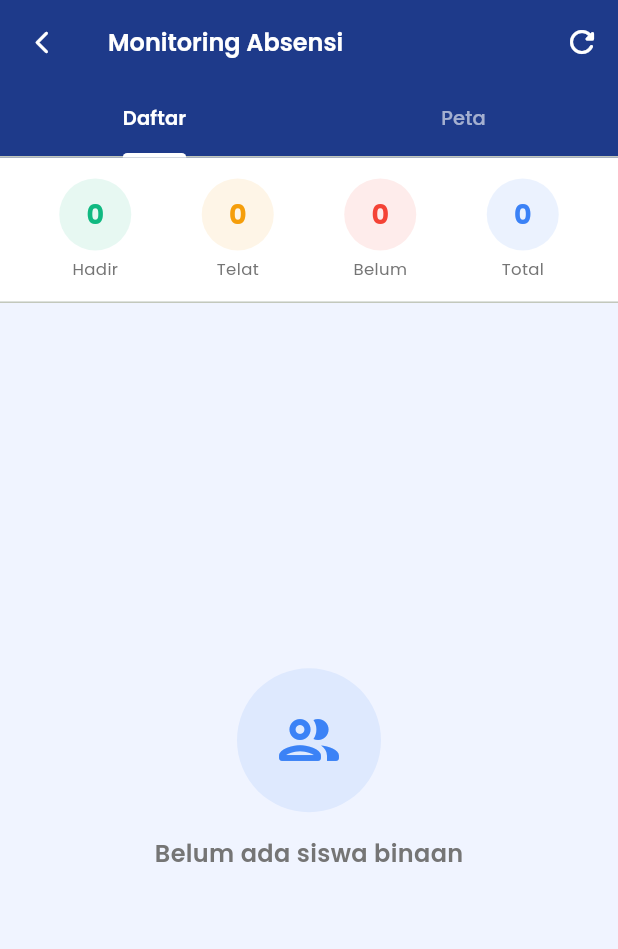
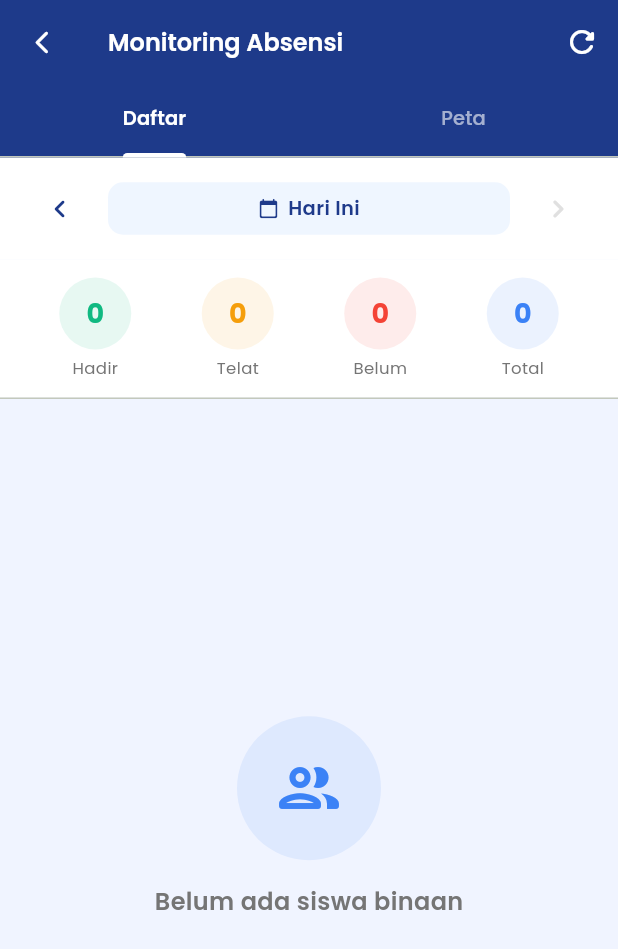
Before and after one commit to ehan122s/sisfo, a Flutter app: the TeacherAttendanceMonitorScreen screen opened by its route, on a phone screen of 412 x 824 dp. Shown: the top 949 px of the screen. Run offline on Flutter 3.47's test engine with Material 3 defaults, Android fonts, the phone set to English and light mode, and no system bars; our stand-ins replace cached_network_image, connectivity_plus, device_info_plus, flutter_image_compress, flutter_map, flutter_riverpod and 13 more; missing offline and left inert: dart:js_interop, excel; accounts and stored records are empty.

Commit message:
filter absensi per tanggal di monitoring absensi teacher

```diff
--- a/lib/src/features/teacher/data/teacher_repository.dart
+++ b/lib/src/features/teacher/data/teacher_repository.dart
@@ -15,26 +15,22 @@ class TeacherRepository {
         .select()
         .eq('teacher_id', teacherId)
         .order('full_name');
-
     return List<Map<String, dynamic>>.from(response);
   }
 
-  // 2. Get Pending Journals — FIX: filter by student_id, pakai kolom actual
+  // 2. Get Pending Journals
   Future<List<Map<String, dynamic>>> getPendingJournals(
     String teacherId,
   ) async {
     final students = await getManagedStudents(teacherId);
     if (students.isEmpty) return [];
-
     final studentIds = students.map((s) => s['student_id']).toList();
-
     final response = await _supabase
         .from('daily_journals')
         .select('*, profiles!inner(full_name, avatar_url)')
         .inFilter('student_id', studentIds)
         .eq('is_approved', false)
         .order('created_at', ascending: true);
-
     return List<Map<String, dynamic>>.from(response);
   }
 
@@ -50,21 +46,26 @@ class TeacherRepository {
         .eq('id', journalId);
   }
 
-  // 4. Get Managed Students Attendance (Today)
+  // 4. Get Managed Students Attendance by Date
   Future<List<Map<String, dynamic>>> getManagedStudentsAttendance(
-    String teacherId,
-  ) async {
+    String teacherId, {
+    DateTime? date,
+  }) async {
     final students = await getManagedStudents(teacherId);
     if (students.isEmpty) return [];
 
     final studentIds = students.map((s) => s['student_id']).toList();
-    final today = DateTime.now().toIso8601String().split('T')[0];
+
+    // Pakai kolom date (sudah lokal WIB) bukan created_at (UTC)
+    final now = date ?? DateTime.now().toLocal();
+    final targetDate =
+        '${now.year}-${now.month.toString().padLeft(2, '0')}-${now.day.toString().padLeft(2, '0')}';
 
     final logsResponse = await _supabase
         .from('attendance_logs')
         .select()
         .inFilter('student_id', studentIds)
-        .gte('created_at', '$today 00:00:00')
+        .eq('date', targetDate)
         .order('created_at', ascending: false);
 
     final logs = List<Map<String, dynamic>>.from(logsResponse);
@@ -92,15 +93,12 @@ class TeacherRepository {
   Future<Map<String, int>> getTeacherStats(String teacherId) async {
     final students = await getManagedStudents(teacherId);
     final totalStudents = students.length;
-
     final journals = await getPendingJournals(teacherId);
     final pendingJournals = journals.length;
-
     final attendanceList = await getManagedStudentsAttendance(teacherId);
     final presentCount = attendanceList
         .where((s) => s['attendance_status'] == 'Hadir')
         .length;
-
     return {
       'total_students': totalStudents,
       'pending_journals': pendingJournals,
@@ -108,7 +106,7 @@ class TeacherRepository {
     };
   }
 
-  // 6. Get Attendance Report for Export (Current Month)
+  // 6. Get Attendance Report for Export
   Future<List<Map<String, dynamic>>> getAttendanceReportForExport(
     String teacherId, {
     int? month,
@@ -116,15 +114,12 @@ class TeacherRepository {
   }) async {
     final students = await getManagedStudents(teacherId);
     if (students.isEmpty) return [];
-
     final studentIds = students.map((s) => s['student_id']).toList();
     final now = DateTime.now();
     final m = month ?? now.month;
     final y = year ?? now.year;
-
     final startOfMonth = DateTime(y, m, 1).toIso8601String();
     final endOfMonth = DateTime(y, m + 1, 0).toIso8601String();
-
     final logsResponse = await _supabase
         .from('attendance_logs')
         .select()
@@ -132,9 +127,7 @@ class TeacherRepository {
         .gte('created_at', startOfMonth)
         .lte('created_at', '$endOfMonth 23:59:59')
         .order('created_at', ascending: false);
-
     final logs = List<Map<String, dynamic>>.from(logsResponse);
-
     List<Map<String, dynamic>> flattenedData = [];
     for (var log in logs) {
       final student = students.firstWhere(
@@ -145,7 +138,6 @@ class TeacherRepository {
         flattenedData.add({...student, ...log});
       }
     }
-
     return flattenedData;
   }
 
@@ -165,7 +157,6 @@ class TeacherRepository {
       month + 1,
       0,
     ).toIso8601String().split('T')[0];
-
     final response = await _supabase
         .from('attendance_logs')
         .select()
@@ -173,7 +164,6 @@ class TeacherRepository {
         .gte('created_at', '$startOfMonth 00:00:00')
         .lte('created_at', '$endOfMonth 23:59:59')
         .order('created_at', ascending: false);
-
     return List<Map<String, dynamic>>.from(response);
   }
 
@@ -193,7 +183,6 @@ class TeacherRepository {
       month + 1,
       0,
     ).toIso8601String().split('T')[0];
-
     final response = await _supabase
         .from('daily_journals')
         .select()
@@ -201,7 +190,6 @@ class TeacherRepository {
         .gte('created_at', '$startOfMonth 00:00:00')
         .lte('created_at', '$endOfMonth 23:59:59')
         .order('created_at', ascending: false);
-
     return List<Map<String, dynamic>>.from(response);
   }
 }
@@ -224,13 +212,14 @@ final pendingJournalsProvider =
       return ref.watch(teacherRepositoryProvider).getPendingJournals(user.id);
     });
 
-final managedAttendanceProvider =
-    FutureProvider.autoDispose<List<Map<String, dynamic>>>((ref) async {
+// Provider dengan parameter tanggal
+final managedAttendanceProvider = FutureProvider.autoDispose
+    .family<List<Map<String, dynamic>>, DateTime?>((ref, date) async {
       final user = ref.watch(authRepositoryProvider).currentUser;
       if (user == null) return [];
       return ref
           .watch(teacherRepositoryProvider)
-          .getManagedStudentsAttendance(user.id);
+          .getManagedStudentsAttendance(user.id, date: date);
     });
 
 final dashboardStatsProvider = FutureProvider.autoDispose<Map<String, int>>((
--- a/lib/src/features/teacher/presentation/teacher_attendance_monitor_screen.dart
+++ b/lib/src/features/teacher/presentation/teacher_attendance_monitor_screen.dart
@@ -3,6 +3,7 @@ import 'package:flutter_riverpod/flutter_riverpod.dart';
 import 'package:flutter_map/flutter_map.dart';
 import 'package:latlong2/latlong.dart';
 import 'package:google_fonts/google_fonts.dart';
+import 'package:intl/intl.dart';
 import '../data/teacher_repository.dart';
 
 class TeacherAttendanceMonitorScreen extends ConsumerStatefulWidget {
@@ -17,6 +18,7 @@ class _TeacherAttendanceMonitorScreenState
     extends ConsumerState<TeacherAttendanceMonitorScreen>
     with SingleTickerProviderStateMixin {
   late TabController _tabController;
+  DateTime _selectedDate = DateTime.now();
 
   @override
   void initState() {
@@ -30,7 +32,34 @@ class _TeacherAttendanceMonitorScreenState
     super.dispose();
   }
 
-  // ── Fullscreen Image Viewer ───────────────────────────────────────────────
+  Future<void> _pickDate() async {
+    final picked = await showDatePicker(
+      context: context,
+      initialDate: _selectedDate,
+      firstDate: DateTime(2024),
+      lastDate: DateTime.now(),
+      builder: (context, child) => Theme(
+        data: Theme.of(context).copyWith(
+          colorScheme: const ColorScheme.light(
+            primary: Color(0xFF1E3A8A),
+            onPrimary: Colors.white,
+            surface: Colors.white,
+          ),
+        ),
+        child: child!,
+      ),
+    );
+    if (picked != null && picked != _selectedDate) {
+      setState(() => _selectedDate = picked);
+    }
+  }
+
+  bool get _isToday {
+    final now = DateTime.now();
+    return _selectedDate.year == now.year &&
+        _selectedDate.month == now.month &&
+        _selectedDate.day == now.day;
+  }
 
   void _showFullImage(BuildContext context, String imageUrl) {
     Navigator.of(context).push(
@@ -67,7 +96,10 @@ class _TeacherAttendanceMonitorScreenState
 
   @override
   Widget build(BuildContext context) {
-    final attendanceAsync = ref.watch(managedAttendanceProvider);
+    final attendanceAsync = ref.watch(managedAttendanceProvider(_selectedDate));
+    final dateLabel = _isToday
+        ? 'Hari Ini'
+        : DateFormat('EEE, dd MMM yyyy', 'id_ID').format(_selectedDate);
 
     return Scaffold(
       backgroundColor: const Color(0xFFF0F4FF),
@@ -93,7 +125,8 @@ class _TeacherAttendanceMonitorScreenState
         actions: [
           IconButton(
             icon: const Icon(Icons.refresh_rounded, color: Colors.white),
-            onPressed: () => ref.refresh(managedAttendanceProvider),
+            onPressed: () =>
+                ref.refresh(managedAttendanceProvider(_selectedDate)),
           ),
         ],
         bottom: TabBar(
@@ -131,11 +164,93 @@ class _TeacherAttendanceMonitorScreenState
 
           return Column(
             children: [
-              // ── Summary ────────────────────────────────────────────────
+              // ── Date Picker Bar ───────────────────────────────────────
               Container(
                 color: Colors.white,
                 padding: const EdgeInsets.symmetric(
-                  vertical: 14,
+                  horizontal: 16,
+                  vertical: 10,
+                ),
+                child: Row(
+                  children: [
+                    // Prev day
+                    IconButton(
+                      onPressed: () => setState(() {
+                        _selectedDate = _selectedDate.subtract(
+                          const Duration(days: 1),
+                        );
+                      }),
+                      icon: const Icon(
+                        Icons.chevron_left_rounded,
+                        color: Color(0xFF1E3A8A),
+                      ),
+                      padding: EdgeInsets.zero,
+                      constraints: const BoxConstraints(),
+                    ),
+                    const SizedBox(width: 8),
+                    // Date label — tap untuk date picker
+                    Expanded(
+                      child: GestureDetector(
+                        onTap: _pickDate,
+                        child: Container(
+                          padding: const EdgeInsets.symmetric(
+                            horizontal: 12,
+                            vertical: 8,
+                          ),
+                          decoration: BoxDecoration(
+                            color: const Color(0xFFEFF6FF),
+                            borderRadius: BorderRadius.circular(10),
+                          ),
+                          child: Row(
+                            mainAxisAlignment: MainAxisAlignment.center,
+                            children: [
+                              const Icon(
+                                Icons.calendar_today_rounded,
+                                size: 14,
+                                color: Color(0xFF1E3A8A),
+                              ),
+                              const SizedBox(width: 6),
+                              Text(
+                                dateLabel,
+                                style: GoogleFonts.poppins(
+                                  fontSize: 13,
+                                  fontWeight: FontWeight.w600,
+                                  color: const Color(0xFF1E3A8A),
+                                ),
+                              ),
+                            ],
+                          ),
+                        ),
+                      ),
+                    ),
+                    const SizedBox(width: 8),
+                    // Next day (disabled jika hari ini)
+                    IconButton(
+                      onPressed: _isToday
+                          ? null
+                          : () => setState(() {
+                              _selectedDate = _selectedDate.add(
+                                const Duration(days: 1),
+                              );
+                            }),
+                      icon: Icon(
+                        Icons.chevron_right_rounded,
+                        color: _isToday
+                            ? Colors.grey[300]
+                            : const Color(0xFF1E3A8A),
+                      ),
+                      padding: EdgeInsets.zero,
+                      constraints: const BoxConstraints(),
+                    ),
+                  ],
+                ),
+              ),
+
+              // ── Summary ───────────────────────────────────────────────
+              Container(
+                color: Colors.white,
+                padding: const EdgeInsets.symmetric(
+                  vertical: 12,
                   horizontal: 16,
                 ),
                 child: Row(
@@ -169,6 +284,7 @@ class _TeacherAttendanceMonitorScreenState
                 ),
               ),
               const Divider(height: 1),
+
               Expanded(
                 child: TabBarView(
                   controller: _tabController,
@@ -219,7 +335,8 @@ class _TeacherAttendanceMonitorScreenState
     }
 
     return RefreshIndicator(
-      onRefresh: () async => ref.refresh(managedAttendanceProvider),
+      onRefresh: () async =>
+          ref.refresh(managedAttendanceProvider(_selectedDate)),
       child: ListView.separated(
         padding: const EdgeInsets.all(16),
         itemCount: students.length,
@@ -581,7 +698,7 @@ class _TeacherAttendanceMonitorScreenState
                   ),
                   const SizedBox(height: 12),
                   Text(
-                    'Belum ada siswa\nyang absen hari ini',
+                    'Belum ada siswa\nyang absen pada tanggal ini',
                     textAlign: TextAlign.center,
                     style: GoogleFonts.poppins(
                       fontSize: 14,
@@ -624,7 +741,7 @@ class _TeacherAttendanceMonitorScreenState
     showModalBottomSheet(
       context: context,
       backgroundColor: Colors.transparent,
-      isScrollControlled: true, // fix overflow
+      isScrollControlled: true,
       builder: (context) => DraggableScrollableSheet(
         initialChildSize: 0.6,
         minChildSize: 0.4,
@@ -636,7 +753,6 @@ class _TeacherAttendanceMonitorScreenState
           ),
           child: Column(
             children: [
-              // Handle bar
               Container(
                 margin: const EdgeInsets.symmetric(vertical: 12),
                 width: 40,
@@ -646,7 +762,6 @@ class _TeacherAttendanceMonitorScreenState
                   borderRadius: BorderRadius.circular(2),
                 ),
               ),
-              // Header
               Padding(
                 padding: const EdgeInsets.symmetric(horizontal: 20),
                 child: Row(
@@ -714,7 +829,6 @@ class _TeacherAttendanceMonitorScreenState
               ),
               const SizedBox(height: 12),
               const Divider(height: 1),
-              // Scrollable content
               Expanded(
                 child: SingleChildScrollView(
                   controller: scrollController,
@@ -759,7 +873,6 @@ class _TeacherAttendanceMonitorScreenState
                             value:
                                 '${(log['check_in_latitude'] as num).toStringAsFixed(6)}, ${(log['check_in_longitude'] as num).toStringAsFixed(6)}',
                           ),
-                        // Foto absen — tap untuk fullscreen
                         if (photoUrl != null) ...[
                           const SizedBox(height: 4),
                           Text(
@@ -785,7 +898,6 @@ class _TeacherAttendanceMonitorScreenState
                                     errorBuilder: (_, __, ___) =>
                                         const SizedBox.shrink(),
                                   ),
-                                  // Zoom hint
                                   Positioned(
                                     bottom: 8,
                                     right: 8,
@@ -827,7 +939,7 @@ class _TeacherAttendanceMonitorScreenState
                         _DetailRow(
                           icon: Icons.info_outline_rounded,
                           label: 'Keterangan',
-                          value: 'Belum melakukan absen hari ini',
+                          value: 'Belum melakukan absen pada tanggal ini',
                           valueColor: Colors.grey,
                         ),
                     ],
```
